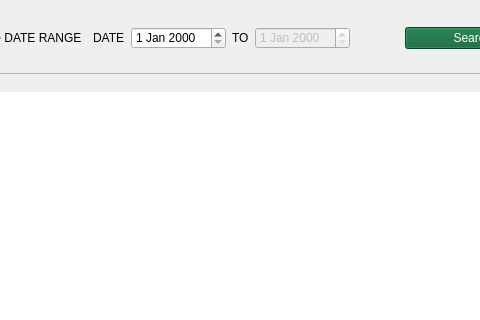
Qt form Screens/MainMenuScreens/Reports/Sales_Report.ui (Bideiro/Ranil_project_py) before a commit; both pictures show x 262 to 742 and y 0 to 320 of the 1005 by 582 pixel window.
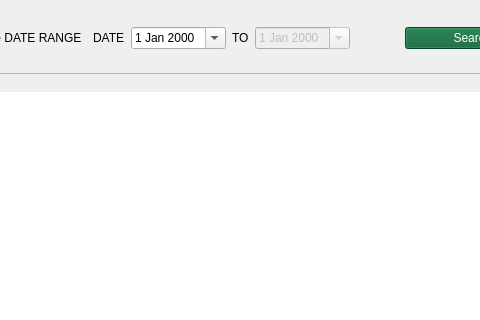
The same form after that commit.

Commit message: partially working reports

What changed in the file:
```diff
--- a/Screens/MainMenuScreens/Reports/Sales_Report.ui
+++ b/Screens/MainMenuScreens/Reports/Sales_Report.ui
@@ -98,7 +98,11 @@
                </widget>
               </item>
               <item>
-               <widget class="QDateEdit" name="dateEdit"/>
+               <widget class="QDateEdit" name="dateEdit">
+                <property name="calendarPopup">
+                 <bool>true</bool>
+                </property>
+               </widget>
               </item>
               <item>
                <widget class="QLabel" name="label_3">
@@ -112,6 +116,9 @@
                 <property name="enabled">
                  <bool>false</bool>
                 </property>
+                <property name="calendarPopup">
+                 <bool>true</bool>
+                </property>
                </widget>
               </item>
              </layout>
```
Left out of the diff: 22 changed lines with no effect on the pictures. The commit also changes 29 other files.
